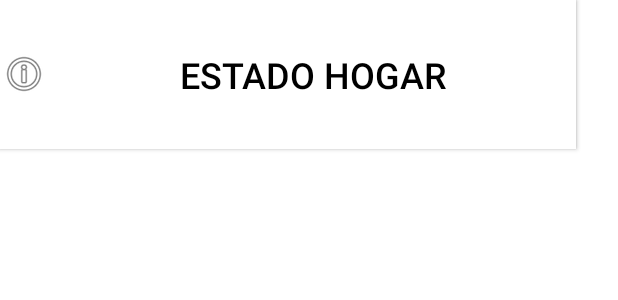
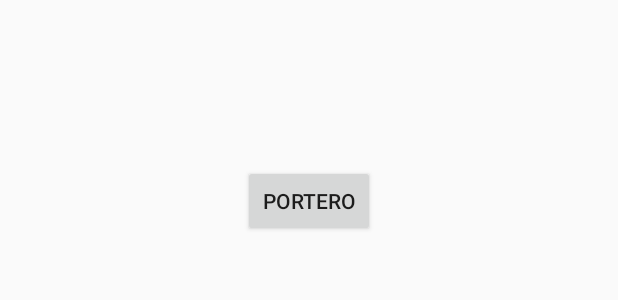
Before and after one commit to SandroSD/selfieHouseSOA, an Android app: the layout activity_main.xml on its own in the app's theme, with its tools: preview values and no code run, on a phone screen of 412 x 824 dp. Shown: the top 300 px of the screen. Run offline under Robolectric (Android 15) with nearby library versions, the phone set to English and light mode, and no system bars.

Commit message:
Revert "Add files via upload"
This reverts commit 71bbf8360d1d4ae633fba638be19e5385dcd433e.

```diff
--- a/Android/app/selfieHouse/app/src/main/res/layout/activity_main.xml
+++ b/Android/app/selfieHouse/app/src/main/res/layout/activity_main.xml
@@ -1,39 +1,17 @@
 <?xml version="1.0" encoding="utf-8"?>
-<android.support.constraint.ConstraintLayout xmlns:android="http://schemas.android.com/apk/res/android"
-    xmlns:app="http://schemas.android.com/apk/res-auto"
-    xmlns:tools="http://schemas.android.com/tools"
-    android:id="@+id/container"
-    android:layout_width="match_parent"
-    android:layout_height="match_parent"
-    android:background="@android:color/background_light"
-    android:minHeight="171dp"
-    tools:context=".MainActivity">
+<RelativeLayout xmlns:android="http://schemas.android.com/apk/res/android"
+    xmlns:tools="http://schemas.android.com/tools" android:layout_width="match_parent"
+    android:layout_height="match_parent" android:paddingLeft="@dimen/activity_horizontal_margin"
+    android:paddingRight="@dimen/activity_horizontal_margin"
+    android:paddingTop="@dimen/activity_vertical_margin"
+    android:paddingBottom="@dimen/activity_vertical_margin" tools:context=".MainActivity">
 
     <Button
-        android:id="@+id/btnIngresar"
-        android:layout_width="383dp"
-        android:layout_height="98dp"
-        android:background="@android:color/background_light"
-        android:drawableLeft="@drawable/ic_home_black_24dp"
-        android:text="Ingresar a hogar"
-        android:textColor="@android:color/background_dark"
-        android:textSize="24sp"
-        tools:layout_editor_absoluteX="0dp"
-        tools:layout_editor_absoluteY="0dp"
-        tools:textAllCaps="false" />
-
-    <Button
-        android:id="@+id/btnEstadoCasa"
-        android:layout_width="384dp"
-        android:layout_height="99dp"
-        android:background="@android:color/background_light"
-        android:drawableLeft="@android:drawable/ic_menu_info_details"
-        android:text="Estado hogar"
-        android:textColor="@android:color/background_dark"
-        android:textSize="24sp"
-        tools:layout_editor_absoluteX="1dp"
-        tools:layout_editor_absoluteY="97dp"
-        tools:textAllCaps="false"
-        android:onClick="ingresarHogar"/>
-
-</android.support.constraint.ConstraintLayout>
+        android:layout_width="wrap_content"
+        android:layout_height="wrap_content"
+        android:text="Portero"
+        android:id="@+id/btnPortero"
+        android:layout_alignParentTop="true"
+        android:layout_centerHorizontal="true"
+        android:layout_marginTop="94dp" />
+</RelativeLayout>
```
Also changed, not shown: Android/app/selfieHouse/app/src/main/res/layout/activity_ingreso.xml (deleted, +0 -37 lines), Android/app/selfieHouse/app/src/main/res/layout/activity_splash.xml (deleted, +0 -21 lines).
